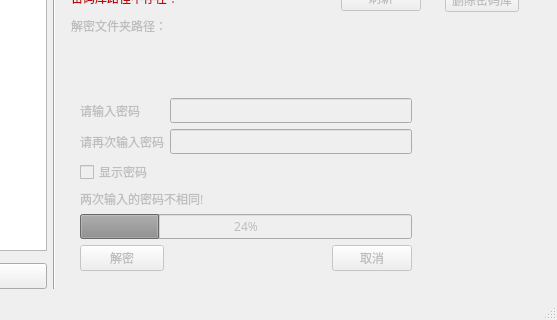
The window that src/main_window.ui (AphelionD/aes-file-locker) describes before a commit, drawn with Qt 5; both pictures show x 262 to 819 and y 105 to 425 of the 819 by 425 pixel window.
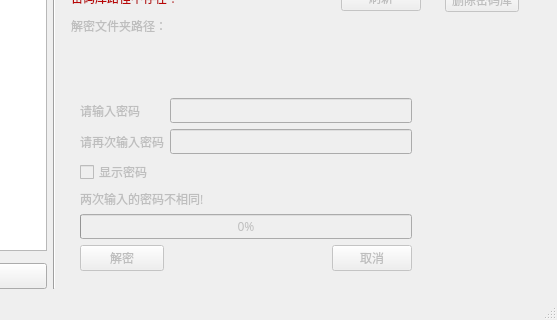
The same window after the commit. Icons and pictures are not drawn.

Patch:
```diff
--- a/src/main_window.ui
+++ b/src/main_window.ui
@@ -2,6 +2,9 @@
 <ui version="4.0">
  <class>MainWindow</class>
  <widget class="QMainWindow" name="MainWindow">
+  <property name="enabled">
+   <bool>true</bool>
+  </property>
   <property name="geometry">
    <rect>
     <x>0</x>
@@ -214,7 +217,7 @@
              </font>
             </property>
             <property name="value">
-             <number>24</number>
+             <number>0</number>
             </property>
            </widget>
           </item>
```
Left out of the diff: 15 changed lines with no effect on the pictures.
